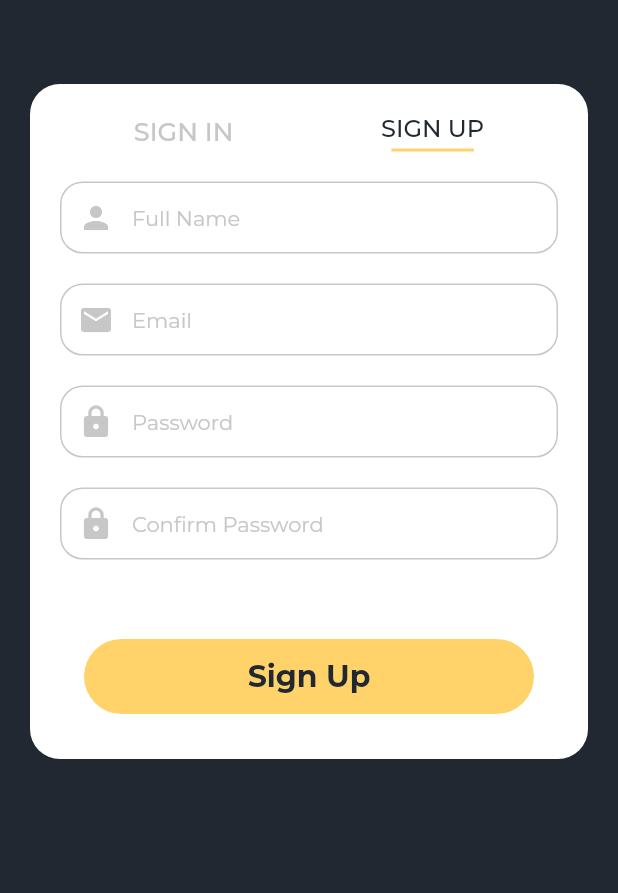
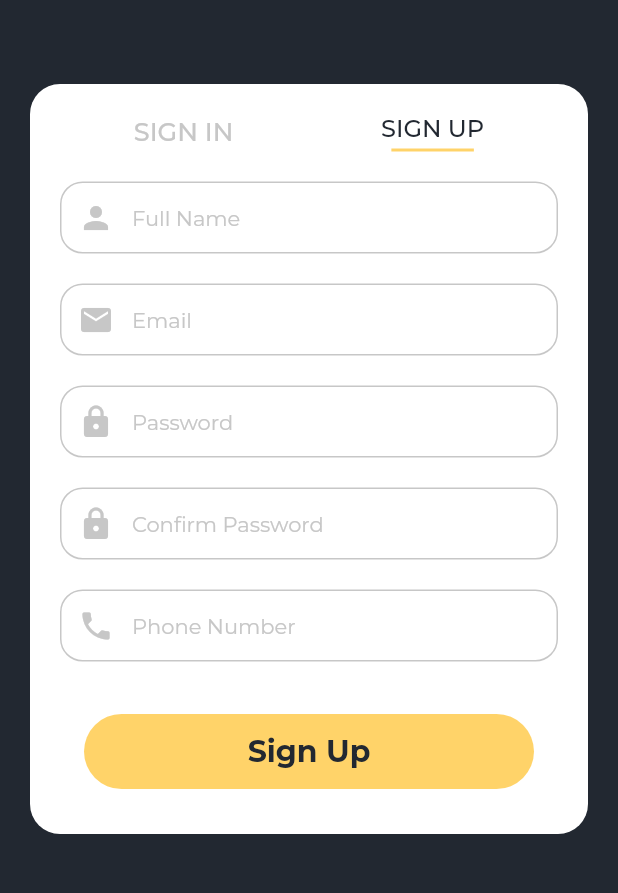
Before and after one commit to Navin-Jongyin/PlugSpot, a Flutter app: the screen it shows after launch, on a phone screen of 412 x 824 dp, the part 216-1109 px from its top. Run offline on Flutter 3.47's test engine with Material 2 defaults, Android fonts, the phone set to English and light mode, and no system bars; our stand-ins replace animated_splash_screen, geolocator, google_fonts, google_maps_flutter, lite_rolling_switch; missing offline and left inert: dart:ffi; Roboto replaces fonts that are missing (Audiowide).

Commit message:
add phone number box

```diff
--- a/lib/screen/login_signup.dart
+++ b/lib/screen/login_signup.dart
@@ -61,7 +61,7 @@ class _LoginSignupScreenState extends State<LoginSignupScreen> {
               duration: Duration(milliseconds: 300),
               curve: Curves.easeIn,
               padding: EdgeInsets.all(20),
-              height: isSignupScreen ? 450 : 330,
+              height: isSignupScreen ? 500 : 330,
               width: MediaQuery.of(context).size.width - 40,
               margin: EdgeInsets.symmetric(horizontal: 20),
               decoration: BoxDecoration(
@@ -118,8 +118,7 @@ class _LoginSignupScreenState extends State<LoginSignupScreen> {
                                     fontWeight: FontWeight.w500,
                                     color: isSignupScreen
                                         ? Palette.backgroundColor
-                                        : Palette.greyColor
-                                ),
+                                        : Palette.greyColor),
                               ),
                               if (isSignupScreen)
                                 Container(
@@ -143,16 +142,14 @@ class _LoginSignupScreenState extends State<LoginSignupScreen> {
           AnimatedPositioned(
             duration: Duration(milliseconds: 300),
             curve: Curves.easeIn,
-            top: isSignupScreen ? 570 : 450,
+            top: isSignupScreen ? 620 : 450,
             right: 0,
             left: 0,
             child: Center(
               child: InkWell(
-                onTap: (){
-                  Navigator.push(
-                      context,
-                      MaterialPageRoute(builder: (context) => MapSample())
-                  );
+                onTap: () {
+                  Navigator.push(context,
+                      MaterialPageRoute(builder: (context) => MapSample()));
                 },
                 child: Container(
                   height: 50,
@@ -255,6 +252,12 @@ class _LoginSignupScreenState extends State<LoginSignupScreen> {
             true,
             false,
           ),
+          buildTextField(
+            Icons.phone,
+            "Phone Number",
+            false,
+            false,
+          ),
         ],
       ),
     );
```
